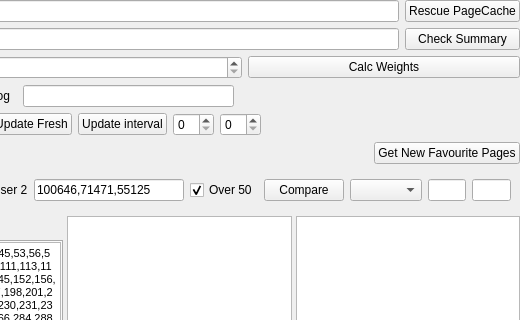
This is UI/servitorwindow.ui in Zeks/flipper as Qt 5 draws it before an edit; both pictures show x 626 to 1146 and y 0 to 320 of the 1146 by 799 pixel window. The edited form follows.
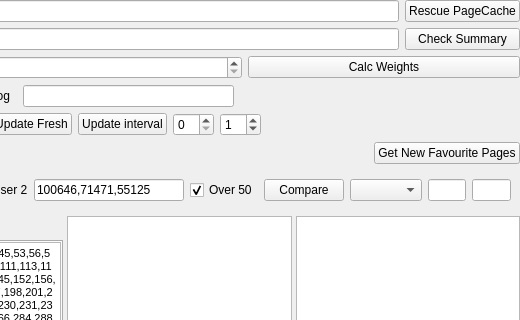
This is the edited form. The open tabs and pages were chosen to show the change.

What changed in the file:
```diff
--- a/UI/servitorwindow.ui
+++ b/UI/servitorwindow.ui
@@ -379,7 +379,11 @@
            <widget class="QSpinBox" name="sbUpdateIntervalStart"/>
           </item>
           <item>
-           <widget class="QSpinBox" name="sbUpdateIntervalEnd"/>
+           <widget class="QSpinBox" name="sbUpdateIntervalEnd">
+            <property name="value">
+             <number>1</number>
+            </property>
+           </widget>
           </item>
           <item>
            <spacer name="horizontalSpacer_3">
```
Left out of the diff: 2 changed lines with no effect on the pictures.
